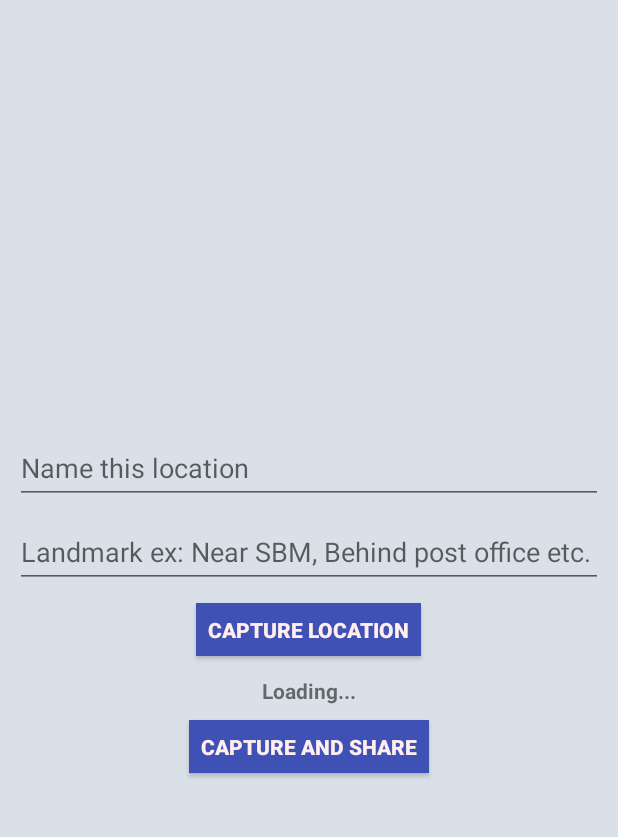
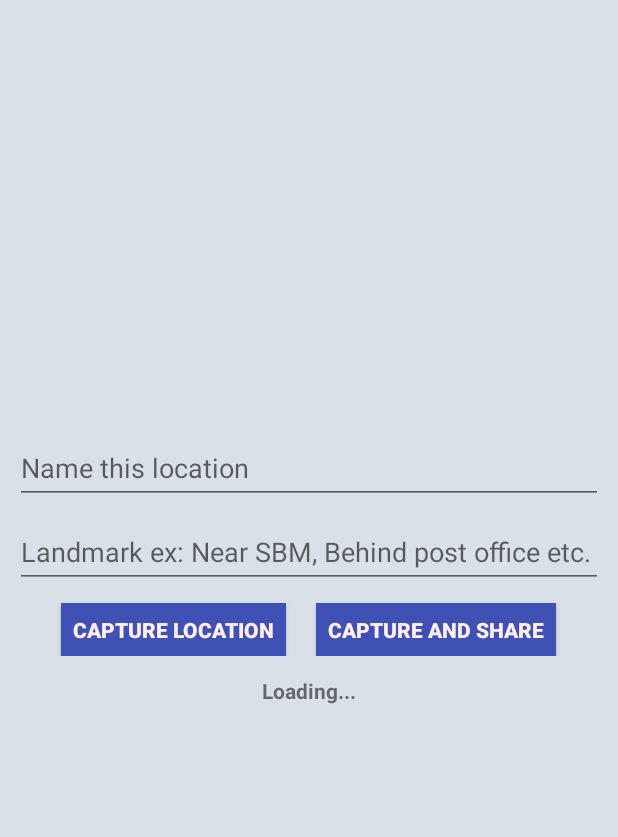
Before and after one commit to varunam/FavouriteLocations, an Android app: the layout nav_drawer_layout.xml on its own in the app's theme, with its tools: preview values and no code run, on a phone screen of 412 x 824 dp, the part 221-1058 px from its top. Run offline under Robolectric (Android 15) with nearby library versions, the phone set to English and light mode, and no system bars.

Commit message:
added buttons on home page sidy by side

```diff
--- a/app/src/main/res/layout/activity_homepage.xml
+++ b/app/src/main/res/layout/activity_homepage.xml
@@ -82,9 +82,15 @@
                     android:layout_height="wrap_content" />
             </android.support.design.widget.TextInputLayout>
 
+            <LinearLayout
+                android:layout_marginTop="10dp"
+                android:orientation="horizontal"
+                android:gravity="center"
+                android:layout_width="match_parent"
+                android:layout_height="wrap_content">
+
                 <Button
                     android:id="@+id/hpcaptureButtonID"
-                android:layout_marginTop="10dp"
                     android:layout_gravity="center"
                     android:background="@color/colorPrimary"
                     android:textColor="@color/buttonTextLight"
@@ -92,6 +98,19 @@
                     android:text="@string/captureLocationHint"
                     android:layout_width="150dp"
                     android:layout_height="35dp" />
+
+                <Button
+                    android:layout_width="160dp"
+                    android:layout_height="35dp"
+                    android:layout_marginLeft="20dp"
+                    android:text="@string/sharecurrent"
+                    android:background="@color/colorPrimary"
+                    android:textColor="@color/buttonTextLight"
+                    android:textStyle="bold"
+                    android:layout_gravity="center"
+                    android:id="@+id/shareCurrentLocationID" />
+
+            </LinearLayout>
 
             <TextView
                 android:id="@+id/hpDisplayCountID"
@@ -102,18 +121,6 @@
                 android:layout_width="wrap_content"
                 android:layout_height="wrap_content" />
 
-            <Button
-                android:layout_width="160dp"
-                android:layout_height="35dp"
-                android:layout_marginTop="10dp"
-                android:text="@string/sharecurrent"
-                android:background="@color/colorPrimary"
-                android:textColor="@color/buttonTextLight"
-                android:textStyle="bold"
-                android:layout_gravity="center"
-                android:layout_marginBottom="10dp"
-                android:id="@+id/shareCurrentLocationID" />
-
         </LinearLayout>
 
     </ScrollView>
```
Lines whose indentation alone changed are shown as unchanged.
